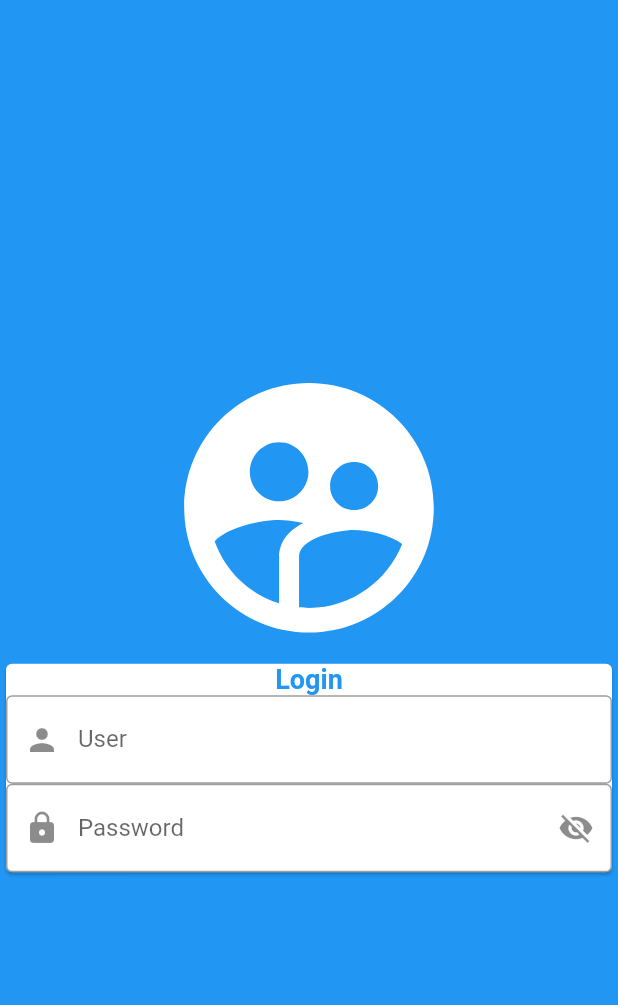
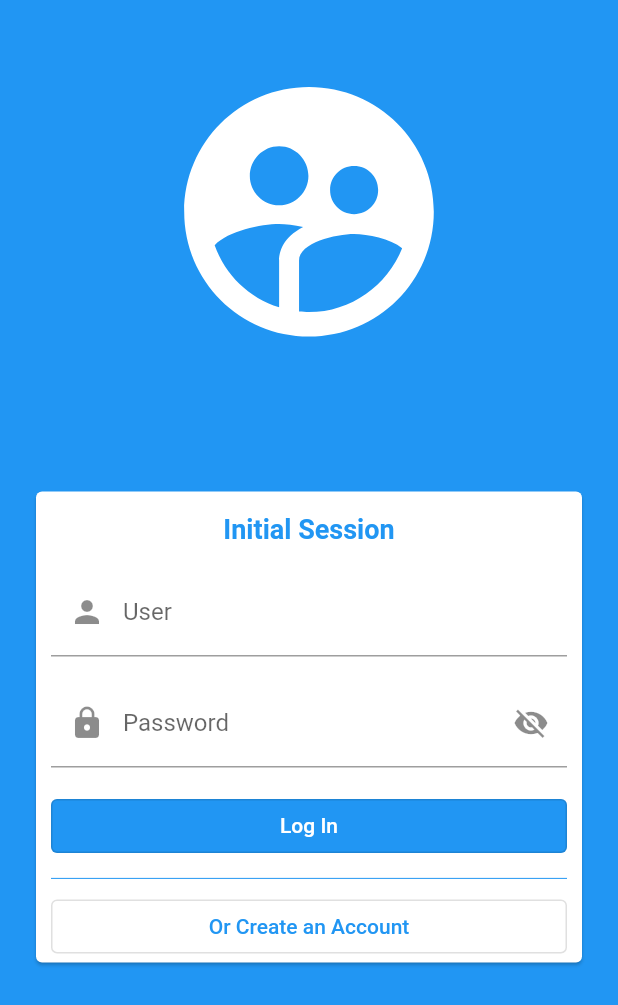
Before and after one commit to samir1604/Task-Three, a Flutter app: the screen it shows after launch, on a phone screen of 412 x 824 dp. Shown: the top 1005 px of the screen. Run offline on Flutter 3.47's test engine with Material 2 defaults, Android fonts, the light colour scheme and no system bars; our stand-ins replace get_it, shared_preferences; accounts and stored records are empty.

Commit message:
Implemented message listener

```diff
--- a/task_three/lib/app/task_app.dart
+++ b/task_three/lib/app/task_app.dart
@@ -29,11 +29,12 @@ class MainApp extends StatelessWidget {
       theme: ThemeData(
         primarySwatch: Colors.blue,
       ),
-      initialRoute: Provider.of<LoginController>(context).isUserAuthenticated
+      initialRoute: Provider.of<LoginController>(context, listen: false)
+              .isUserAuthenticated
           ? 'home'
           : 'login',
       routes: {
-        'login': (_) => LoginPage(),
+        'login': (_) => const LoginPage(),
         'signup': (_) => const SignUpPage(),
         'home': (_) => const HomePage(),
       },
--- a/task_three/lib/features/auth/controllers/login_controller.dart
+++ b/task_three/lib/features/auth/controllers/login_controller.dart
@@ -15,9 +15,17 @@ class LoginController extends ChangeNotifier {
   User? _currentUser;
   User? get getRegisteredUser => _currentUser;
 
+  String _exceptionMessage = '';
+  String get exceptionMessage => _exceptionMessage;
+
   void getRegisterUser() {
     _currentUser = _repository.getRegisteredUser();
     _isUserAuthenticated = (_currentUser != null);
     notifyListeners();
   }
+
+  void signIn(String username, String password) {
+    _exceptionMessage = 'User name or password incorrect';
+    notifyListeners();
+  }
 }
--- /dev/null
+++ b/task_three/lib/features/auth/utils/message_extensions.dart
@@ -0,0 +1,8 @@
+import 'package:flutter/material.dart';
+
+extension MessageExtension on BuildContext {
+  void showMessage(String message) {
+    final snackBar = SnackBar(content: Text(message));
+    ScaffoldMessenger.of(this).showSnackBar(snackBar);
+  }
+}
--- a/task_three/lib/features/auth/views/login_page.dart
+++ b/task_three/lib/features/auth/views/login_page.dart
@@ -1,40 +1,83 @@
 import 'package:flutter/material.dart';
+import 'package:provider/provider.dart';
+import 'package:task_three/features/auth/auth.dart';
+import 'package:task_three/features/auth/utils/message_extensions.dart';
 
-class LoginPage extends StatelessWidget {
-  LoginPage({super.key});
+class LoginPage extends StatefulWidget {
+  const LoginPage({super.key});
 
+  @override
+  State<LoginPage> createState() => _LoginPageState();
+}
+
+class _LoginPageState extends State<LoginPage> {
   final _formKey = GlobalKey<FormState>();
+
   final _usernameCtrl = TextEditingController();
+
   final _passwordCtrl = TextEditingController();
+
   final _userFocus = FocusNode();
+
   final _passwordFocus = FocusNode();
+
   final _obscurePassword = ValueNotifier<bool>(true);
+
+  late LoginController _loginController;
+
+  @override
+  void initState() {
+    super.initState();
+    _loginController = Provider.of<LoginController>(context, listen: false);
+    _loginController.addListener(showMessage);
+  }
+
+  @override
+  void dispose() {
+    _loginController.removeListener(showMessage);
+    super.dispose();
+  }
+
+  void showMessage() {
+    context.showMessage(_loginController.exceptionMessage);
+  }
 
   @override
   Widget build(BuildContext context) {
+    final sizeHeight = MediaQuery.of(context).size.height;
+
+    context.watch<LoginController>().exceptionMessage;
+
     return Scaffold(
       backgroundColor: Colors.blue,
       body: SafeArea(
+        child: SingleChildScrollView(
           child: SizedBox(
             width: double.infinity,
-          child: Center(
             child: Column(
               mainAxisSize: MainAxisSize.min,
               children: <Widget>[
+                SizedBox(height: sizeHeight * .05),
                 const Icon(
                   Icons.supervised_user_circle_rounded,
                   size: 200,
                   color: Colors.white,
                 ),
-                Card(
+                SizedBox(height: sizeHeight * .1),
+                Padding(
+                  padding: const EdgeInsets.symmetric(horizontal: 20),
+                  child: Card(
+                    child: Padding(
+                      padding: const EdgeInsets.symmetric(horizontal: 10),
                       child: Form(
                         key: _formKey,
                         child: SizedBox(
                           width: double.infinity,
                           child: Column(
                             children: <Widget>[
+                              const SizedBox(height: 15),
                               const Text(
-                            'Login',
+                                'Initial Session',
                                 textAlign: TextAlign.center,
                                 style: TextStyle(
                                   color: Colors.blue,
@@ -42,6 +85,7 @@ class LoginPage extends StatelessWidget {
                                   fontSize: 18,
                                 ),
                               ),
+                              const SizedBox(height: 15),
                               TextFormField(
                                 controller: _usernameCtrl,
                                 keyboardType: TextInputType.name,
@@ -52,8 +96,9 @@ class LoginPage extends StatelessWidget {
                                   labelText: 'User',
                                   hintText: 'Enter user name',
                                   prefixIcon: Icon(Icons.person),
-                                border: OutlineInputBorder()),
                                 ),
+                              ),
+                              const SizedBox(height: 15),
                               ValueListenableBuilder(
                                 valueListenable: _obscurePassword,
                                 builder: (_, value, __) {
@@ -73,11 +118,41 @@ class LoginPage extends StatelessWidget {
                                             ? const Icon(Icons.visibility_off)
                                             : const Icon(Icons.visibility),
                                       ),
-                                    border: const OutlineInputBorder()),
+                                    ),
                                   );
                                 },
                               ),
+                              const SizedBox(height: 15),
+                              SizedBox(
+                                width: double.infinity,
+                                child: OutlinedButton(
+                                    style: const ButtonStyle(
+                                        backgroundColor:
+                                            MaterialStatePropertyAll<Color>(
+                                                Colors.blue)),
+                                    child: const Text(
+                                      'Log In',
+                                      style: TextStyle(color: Colors.white),
+                                    ),
+                                    onPressed: () {
+                                      Provider.of<LoginController>(context,
+                                              listen: false)
+                                          .signIn('', '');
+                                    }),
+                              ),
+                              const SizedBox(height: 3),
+                              const Divider(color: Colors.blue),
+                              SizedBox(
+                                width: double.infinity,
+                                child: OutlinedButton(
+                                    child: const Text(
+                                      'Or Create an Account',
+                                    ),
+                                    onPressed: () {}),
+                              ),
                             ],
+                          ),
+                        ),
                       ),
                     ),
                   ),
```
Lines whose indentation alone changed are shown as unchanged.
